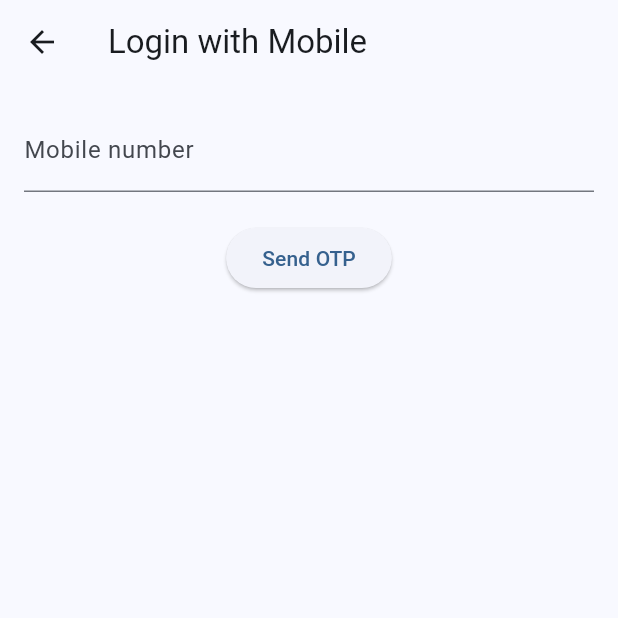
After one commit to Uppara-Veeranjaneyulu/task-manager-flutter-app, a Flutter app: the screen it shows after launch, after a tap on "Sign in with Mobile", on a phone screen of 412 x 824 dp, the top half of it. The commit adds this screen. Run offline on Flutter 3.47's test engine with Material 3 defaults, Android fonts, the phone set to English and light mode, and no system bars; our stand-ins replace cloud_firestore, firebase_auth, firebase_core, google_sign_in, sqflite; missing offline and left inert: dart:html; accounts and stored records are empty; statements that could not run were skipped.

Commit message:
added authentication for the login page like  forgot password

```diff
--- a/lib/presentation/screens/login_screen.dart
+++ b/lib/presentation/screens/login_screen.dart
@@ -1,8 +1,10 @@
 import 'package:flutter/material.dart';
+import 'package:task_manager_app/presentation/screens/phone_login_screen.dart';
 import 'register_screen.dart';
 import 'home_screen.dart';
 import 'package:firebase_auth/firebase_auth.dart';
 import '../../core/services/google_auth_service.dart';
+import 'forgot_password_screen.dart';
 
 class LoginScreen extends StatefulWidget {
   const LoginScreen({super.key});
@@ -49,6 +51,19 @@ class _LoginScreenState extends State<LoginScreen> {
               decoration: const InputDecoration(labelText: "Password"),
               obscureText: true,
             ),
+
+            TextButton(
+              onPressed: () {
+                Navigator.push(
+                  context,
+                  MaterialPageRoute(
+                    builder: (_) => const ForgotPasswordScreen(),
+                  ),
+                );
+              },
+              child: const Text("Forgot password?"),
+            ),
+
             const SizedBox(height: 20),
 
             ElevatedButton(onPressed: login, child: const Text("Login")),
@@ -70,6 +85,18 @@ class _LoginScreenState extends State<LoginScreen> {
                 }
               },
             ),
+
+            TextButton.icon(
+              icon: const Icon(Icons.phone),
+              label: const Text("Sign in with Mobile"),
+              onPressed: () {
+                Navigator.push(
+                  context,
+                  MaterialPageRoute(builder: (_) => const PhoneLoginScreen()),
+                );
+              },
+            ),
+
             const SizedBox(height: 20),
             TextButton(
               onPressed: () {
--- /dev/null
+++ b/lib/presentation/screens/phone_login_screen.dart
@@ -0,0 +1,118 @@
+import 'dart:html' as html;
+import 'package:flutter/material.dart';
+import 'package:firebase_auth/firebase_auth.dart';
+import 'package:flutter/foundation.dart' show kIsWeb;
+
+
+class PhoneLoginScreen extends StatefulWidget {
+  const PhoneLoginScreen({super.key});
+
+  @override
+  State<PhoneLoginScreen> createState() => _PhoneLoginScreenState();
+}
+
+class _PhoneLoginScreenState extends State<PhoneLoginScreen> {
+  final phoneController = TextEditingController();
+  final otpController = TextEditingController();
+
+  ConfirmationResult? confirmationResult;
+  bool otpSent = false;
+  bool loading = false;
+
+  @override
+  void initState() {
+    super.initState();
+
+    /// 🔐 REQUIRED FOR WEB
+    html.DivElement div = html.DivElement()..id = 'recaptcha-container';
+    html.document.body!.append(div);
+  }
+
+  Future<void> sendOTP() async {
+    final phone = phoneController.text.trim();
+
+    if (phone.length != 10) {
+      ScaffoldMessenger.of(context).showSnackBar(
+        const SnackBar(content: Text("Enter valid 10-digit number")),
+      );
+      return;
+    }
+
+    setState(() => loading = true);
+
+    try {
+      confirmationResult = await FirebaseAuth.instance.signInWithPhoneNumber(
+        "+91$phone",
+        RecaptchaVerifier(
+          container: 'recaptcha-container',
+          size: RecaptchaVerifierSize.invisible,
+        ),
+      );
+
+      setState(() => otpSent = true);
+    } catch (e) {
+      ScaffoldMessenger.of(
+        context,
+      ).showSnackBar(SnackBar(content: Text(e.toString())));
+    }
+
+    setState(() => loading = false);
+  }
+
+  Future<void> verifyOTP() async {
+    try {
+      await confirmationResult!.confirm(otpController.text.trim());
+
+      Navigator.pop(context); // Firebase auth listener handles redirect
+    } catch (e) {
+      ScaffoldMessenger.of(
+        context,
+      ).showSnackBar(const SnackBar(content: Text("Invalid OTP")));
+    }
+  }
+
+  @override
+  Widget build(BuildContext context) {
+    return Scaffold(
+      appBar: AppBar(title: const Text("Login with Mobile")),
+      body: Padding(
+        padding: const EdgeInsets.all(16),
+        child: Column(
+          children: [
+            TextField(
+              controller: phoneController,
+              keyboardType: TextInputType.phone,
+              decoration: const InputDecoration(labelText: "Mobile number"),
+            ),
+
+            if (otpSent) ...[
+              const SizedBox(height: 16),
+              TextField(
+                controller: otpController,
+                keyboardType: TextInputType.number,
+                decoration: const InputDecoration(labelText: "OTP"),
+              ),
+            ],
+
+            const SizedBox(height: 20),
+
+            ElevatedButton(
+              onPressed: loading
+                  ? null
+                  : otpSent
+                  ? verifyOTP
+                  : sendOTP,
+              child: loading
+                  ? const CircularProgressIndicator()
+                  : Text(otpSent ? "Verify OTP" : "Send OTP"),
+            ),
+
+            /// 👇 REQUIRED INVISIBLE CONTAINER
+            const SizedBox(height: 10),
+            const Text("", key: Key('recaptcha-container')),
+          ],
+        ),
+      ),
+    );
+  }
+}
```
Also changed, not shown: lib/presentation/screens/forgot_password_screen.dart (added, +83 -0 lines).
